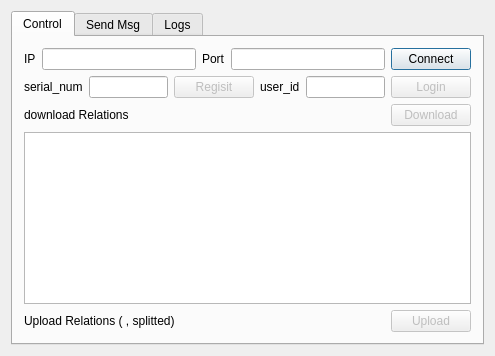
Qt form FunctionalClientTest/maindialog.ui (ChowZenki/zpserver) before a commit.
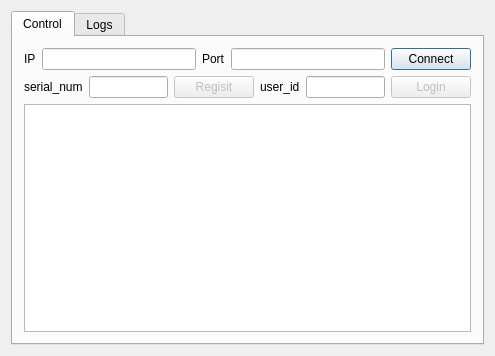
The same form after that commit.

What changed in the file:
```diff
--- a/FunctionalClientTest/maindialog.ui
+++ b/FunctionalClientTest/maindialog.ui
@@ -103,140 +103,8 @@
          </item>
         </layout>
        </item>
-       <item>
-        <layout class="QHBoxLayout" name="horizontalLayout_10">
-         <item>
-          <widget class="QLabel" name="label_10">
-           <property name="text">
-            <string>download Relations</string>
-           </property>
-          </widget>
-         </item>
-         <item>
-          <spacer name="horizontalSpacer_5">
-           <property name="orientation">
-            <enum>Qt::Horizontal</enum>
-           </property>
-           <property name="sizeHint" stdset="0">
-            <size>
-             <width>40</width>
-             <height>20</height>
-            </size>
-           </property>
-          </spacer>
-         </item>
-         <item>
-          <widget class="QPushButton" name="pushButton_box_download_uid">
-           <property name="enabled">
-            <bool>false</bool>
-           </property>
-           <property name="text">
-            <string>Download</string>
-           </property>
-          </widget>
-         </item>
-        </layout>
-       </item>
        <item>
         <widget class="QPlainTextEdit" name="plainTextEdit_box_userids"/>
-       </item>
-       <item>
-        <layout class="QHBoxLayout" name="horizontalLayout_8">
-         <item>
-          <widget class="QLabel" name="label_9">
-           <property name="text">
-            <string>Upload Relations ( , splitted)</string>
-           </property>
-          </widget>
-         </item>
-         <item>
-          <spacer name="horizontalSpacer_4">
-           <property name="orientation">
-            <enum>Qt::Horizontal</enum>
-           </property>
-           <property name="sizeHint" stdset="0">
-            <size>
-             <width>40</width>
-             <height>20</height>
-            </size>
-           </property>
-          </spacer>
-         </item>
-         <item>
-          <widget class="QPushButton" name="pushButton_box_upload_uid">
-           <property name="enabled">
-            <bool>false</bool>
-           </property>
-           <property name="text">
-            <string>Upload</string>
-           </property>
-          </widget>
-         </item>
-        </layout>
-       </item>
-      </layout>
-     </widget>
-     <widget class="QWidget" name="tab_3">
-      <attribute name="title">
-       <string>Send Msg</string>
-      </attribute>
-      <layout class="QVBoxLayout" name="verticalLayout_8">
-       <item>
-        <widget class="QLabel" name="label_11">
-         <property name="text">
-          <string>Msg</string>
-         </property>
-        </widget>
-       </item>
-       <item>
-        <widget class="QPlainTextEdit" name="plainTextEdit_msg_to_client"/>
-       </item>
-       <item>
-        <layout class="QHBoxLayout" name="horizontalLayout_11">
-         <item>
-          <widget class="QLabel" name="label_12">
-           <property name="text">
-            <string>Send To UUID:</string>
-           </property>
-          </widget>
-         </item>
-         <item>
-          <widget class="QLineEdit" name="lineEdit_client_uuid"/>
-         </item>
-         <item>
-          <spacer name="horizontalSpacer_6">
-           <property name="orientation">
-            <enum>Qt::Horizontal</enum>
-           </property>
-           <property name="sizeHint" stdset="0">
-            <size>
-             <width>40</width>
-             <height>20</height>
-            </size>
-           </property>
-          </spacer>
-         </item>
-         <item>
-          <widget class="QPushButton" name="pushButton_sendToClient">
-           <property name="enabled">
-            <bool>false</bool>
-           </property>
-           <property name="text">
-            <string>Send</string>
-           </property>
-          </widget>
-         </item>
-        </layout>
-       </item>
-       <item>
-        <widget class="QLabel" name="label_13">
-         <property name="text">
-          <string>Recieved:</string>
-         </property>
-        </widget>
-       </item>
-       <item>
-        <widget class="QPlainTextEdit" name="plainTextEdit_msg_recieved"/>
        </item>
       </layout>
      </widget>
```
